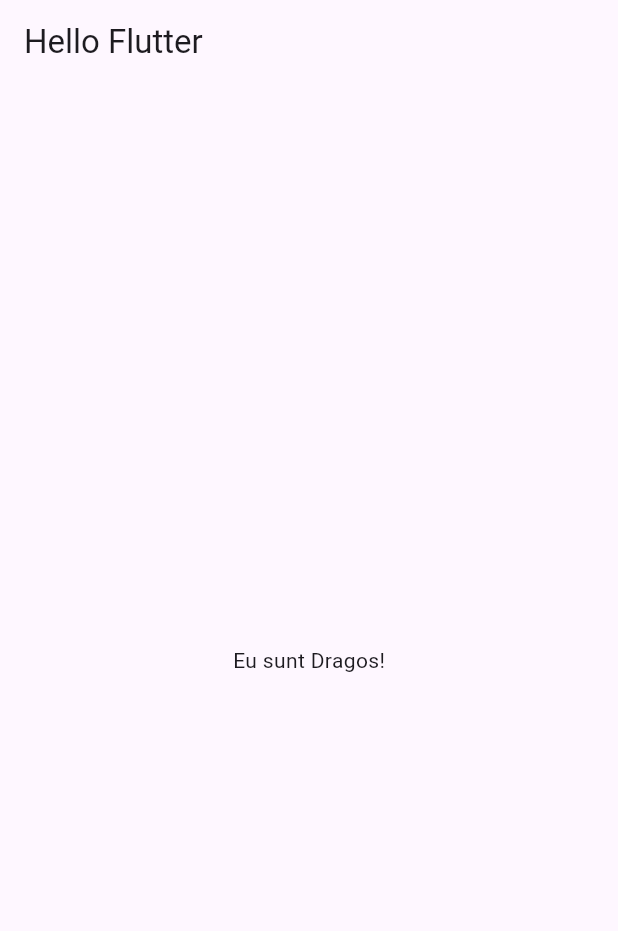
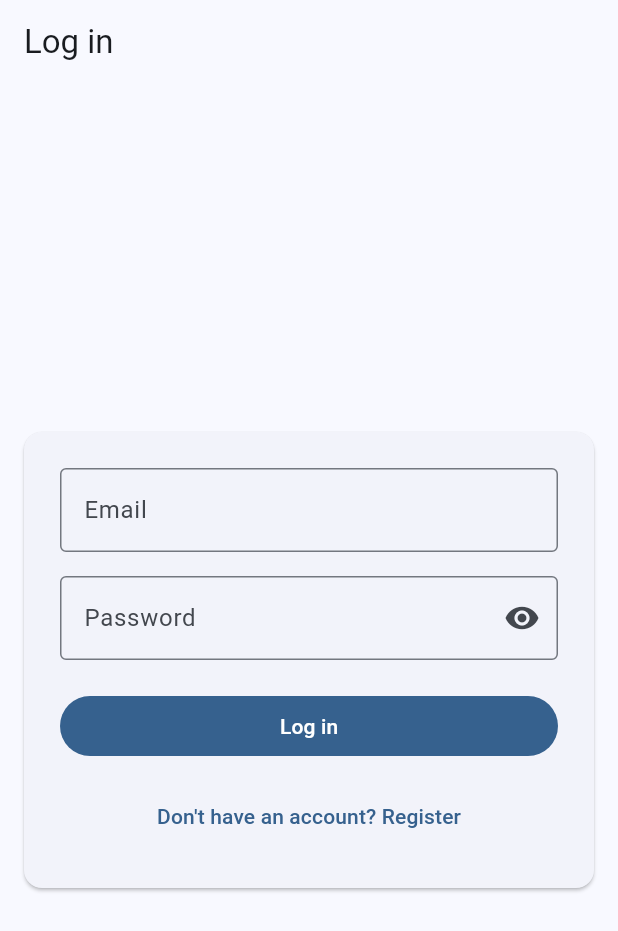
Before and after one commit to Trolom/FitnessApp, a Flutter app: the screen it shows after launch, on a phone screen of 412 x 824 dp. Shown: the top 931 px of the screen. Run offline on Flutter 3.47's test engine with Material 3 defaults, Android fonts, the phone set to English and light mode, and no system bars; our stand-ins replace fl_chart.

Commit message:
Base interface established

```diff
--- /dev/null
+++ b/lib/app.dart
@@ -0,0 +1,68 @@
+// lib/app.dart
+import 'package:flutter/material.dart';
+import 'pages/home_page.dart';
+import 'pages/exercises_page.dart';
+import 'pages/history_page.dart';
+import 'pages/calendar_page.dart';
+import 'pages/profile_page.dart';
+import 'pages/login_page.dart';
+import 'pages/register_page.dart';
+
+class FitApp extends StatelessWidget {
+  const FitApp({super.key});
+
+  @override
+  Widget build(BuildContext context) {
+    return MaterialApp(
+      title: 'FitTrack Mockup',
+      debugShowCheckedModeBanner: false,
+      theme: ThemeData(
+        colorScheme: ColorScheme.fromSeed(seedColor: Colors.blue),
+        useMaterial3: true,
+      ),
+      initialRoute: '/login',
+      routes: {
+        '/login': (_) => const LoginPage(),
+        '/register': (_) => const RegisterPage(),
+        '/home': (_) => const RootShell(),
+      },
+    );
+  }
+}
+
+class RootShell extends StatefulWidget {
+  const RootShell({super.key});
+
+  @override
+  State<RootShell> createState() => _RootShellState();
+}
+
+class _RootShellState extends State<RootShell> {
+  int _index = 2;
+
+  final _pages = const [
+    ExercisesPage(),
+    HistoryPage(),
+    HomePage(),
+    CalendarPage(),
+    ProfilePage(),
+  ];
+
+  @override
+  Widget build(BuildContext context) {
+    return Scaffold(
+      body: _pages[_index],
+      bottomNavigationBar: NavigationBar(
+        selectedIndex: _index,
+        onDestinationSelected: (i) => setState(() => _index = i),
+        destinations: const [
+          NavigationDestination(icon: Icon(Icons.fitness_center_outlined), selectedIcon: Icon(Icons.fitness_center), label: 'Exercises'),
+          NavigationDestination(icon: Icon(Icons.history_outlined), selectedIcon: Icon(Icons.history), label: 'History'),
+          NavigationDestination(icon: Icon(Icons.home_outlined), selectedIcon: Icon(Icons.home), label: 'Home'),
+          NavigationDestination(icon: Icon(Icons.calendar_month_outlined), selectedIcon: Icon(Icons.calendar_month), label: 'Calendar'),
+          NavigationDestination(icon: Icon(Icons.person_outline), selectedIcon: Icon(Icons.person), label: 'Profile'),
+        ],
+      ),
+    );
+  }
+}
--- a/lib/main.dart
+++ b/lib/main.dart
@@ -1,19 +1,7 @@
 import 'package:flutter/material.dart';
+import 'app.dart';
 
-void main() => runApp(const MyApp());
 
-class MyApp extends StatelessWidget {
-  const MyApp({super.key});
-
-  @override
-  Widget build(BuildContext context) {
-    return MaterialApp(
-      debugShowCheckedModeBanner: false,
-      title: 'Hello Flutter',
-      home: Scaffold(
-        appBar: AppBar(title: const Text('Hello Flutter')),
-        body: const Center(child: Text('Eu sunt Dragos!')),
-      ),
-    );
-  }
+void main() {
+runApp(const FitApp());
 }
--- /dev/null
+++ b/lib/pages/login_page.dart
@@ -0,0 +1,90 @@
+// lib/pages/auth/login_page.dart
+import 'package:flutter/material.dart';
+import '../../widgets/auth_text_field.dart';
+import '../../widgets/validators.dart';
+
+class LoginPage extends StatefulWidget {
+  const LoginPage({super.key});
+
+  @override
+  State<LoginPage> createState() => _LoginPageState();
+}
+
+class _LoginPageState extends State<LoginPage> {
+  final _formKey = GlobalKey<FormState>();
+  final _email = TextEditingController();
+  final _password = TextEditingController();
+  bool _obscure = true;
+
+  @override
+  void dispose() {
+    _email.dispose();
+    _password.dispose();
+    super.dispose();
+  }
+
+  void _submit() {
+    if (_formKey.currentState!.validate()) {
+      Navigator.of(context).pushReplacementNamed('/home');
+    }
+  }
+
+  @override
+  Widget build(BuildContext context) {
+    return Scaffold(
+      appBar: AppBar(title: const Text('Log in')),
+      body: Center(
+        child: ConstrainedBox(
+          constraints: const BoxConstraints(maxWidth: 420),
+          child: Card(
+            margin: const EdgeInsets.all(16),
+            child: Padding(
+              padding: const EdgeInsets.all(24),
+              child: Form(
+                key: _formKey,
+                child: Column(
+                  mainAxisSize: MainAxisSize.min,
+                  children: [
+                    AuthTextField(
+                      controller: _email,
+                      label: 'Email',
+                      keyboardType: TextInputType.emailAddress,
+                      validator: Validators.email,
+                    ),
+                    const SizedBox(height: 16),
+                    TextFormField(
+                      controller: _password,
+                      obscureText: _obscure,
+                      decoration: InputDecoration(
+                        labelText: 'Password',
+                        border: const OutlineInputBorder(),
+                        suffixIcon: IconButton(
+                          onPressed: () => setState(() => _obscure = !_obscure),
+                          icon: Icon(_obscure ? Icons.visibility : Icons.visibility_off),
+                        ),
+                      ),
+                      validator: Validators.password,
+                    ),
+                    const SizedBox(height: 20),
+                    SizedBox(
+                      width: double.infinity,
+                      child: FilledButton(
+                        onPressed: _submit,
+                        child: const Text('Log in'),
+                      ),
+                    ),
+                    const SizedBox(height: 12),
+                    TextButton(
+                      onPressed: () => Navigator.of(context).pushReplacementNamed('/register'),
+                      child: const Text("Don't have an account? Register"),
+                    ),
+                  ],
+                ),
+              ),
+            ),
+          ),
+        ),
+      ),
+    );
+  }
+}
--- /dev/null
+++ b/lib/widgets/auth_text_field.dart
@@ -0,0 +1,32 @@
+import 'package:flutter/material.dart';
+
+
+class AuthTextField extends StatelessWidget {
+final TextEditingController controller;
+final String label;
+final TextInputType? keyboardType;
+final String? Function(String?)? validator;
+
+
+const AuthTextField({
+super.key,
+required this.controller,
+required this.label,
+this.keyboardType,
+this.validator,
+});
+
+
+@override
+Widget build(BuildContext context) {
+return TextFormField(
+controller: controller,
+keyboardType: keyboardType,
+decoration: InputDecoration(
+labelText: label,
+border: const OutlineInputBorder(),
+),
+validator: validator,
+);
+}
+}
--- /dev/null
+++ b/lib/widgets/validators.dart
@@ -0,0 +1,28 @@
+class Validators {
+static String? nonEmpty(String? v) {
+if (v == null || v.trim().isEmpty) return 'This field is required';
+return null;
+}
+
+
+static String? email(String? v) {
+if (v == null || v.trim().isEmpty) return 'Email is required';
+final r = RegExp(r'^[^@\s]+@[^@\s]+\.[^@\s]+$');
+if (!r.hasMatch(v.trim())) return 'Enter a valid email';
+return null;
+}
+
+
+static String? password(String? v) {
+if (v == null || v.isEmpty) return 'Password is required';
+if (v.length < 6) return 'At least 6 characters';
+return null;
+}
+
+
+static String? confirmPassword(String? v, String original) {
+if (v == null || v.isEmpty) return 'Please confirm your password';
+if (v != original) return 'Passwords do not match';
+return null;
+}
+}
```
Also changed, not shown: lib/charts/body_tracker_chart.dart (added, +35 -0 lines), lib/charts/calories_chart.dart (added, +33 -0 lines), lib/charts/muscle_groups_chart.dart (added, +44 -0 lines), lib/mock_data.dart (added, +43 -0 lines), lib/pages/calendar_page.dart (added, +14 -0 lines), lib/pages/exercises_page.dart (added, +14 -0 lines), lib/pages/history_page.dart (added, +14 -0 lines), lib/pages/home_page.dart (added, +96 -0 lines), lib/pages/profile_page.dart (added, +14 -0 lines), lib/pages/register_page.dart (added, +116 -0 lines), lib/template.dart (added, +17 -0 lines), lib/template_card.dart (added, +44 -0 lines), 3 other files.
